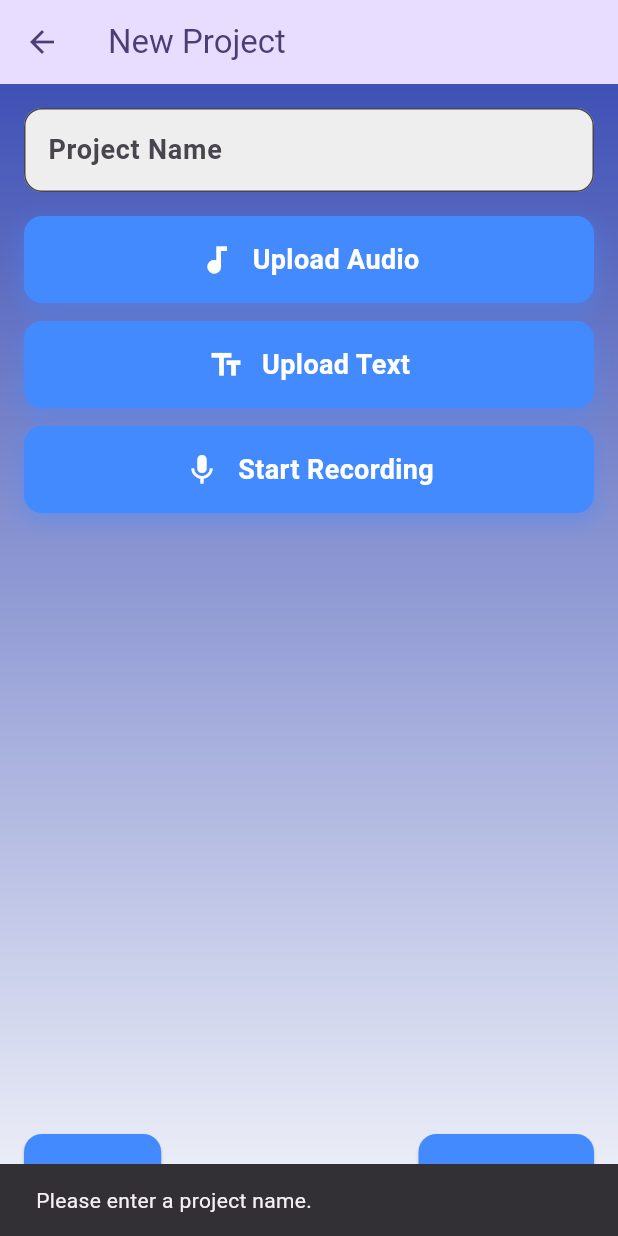
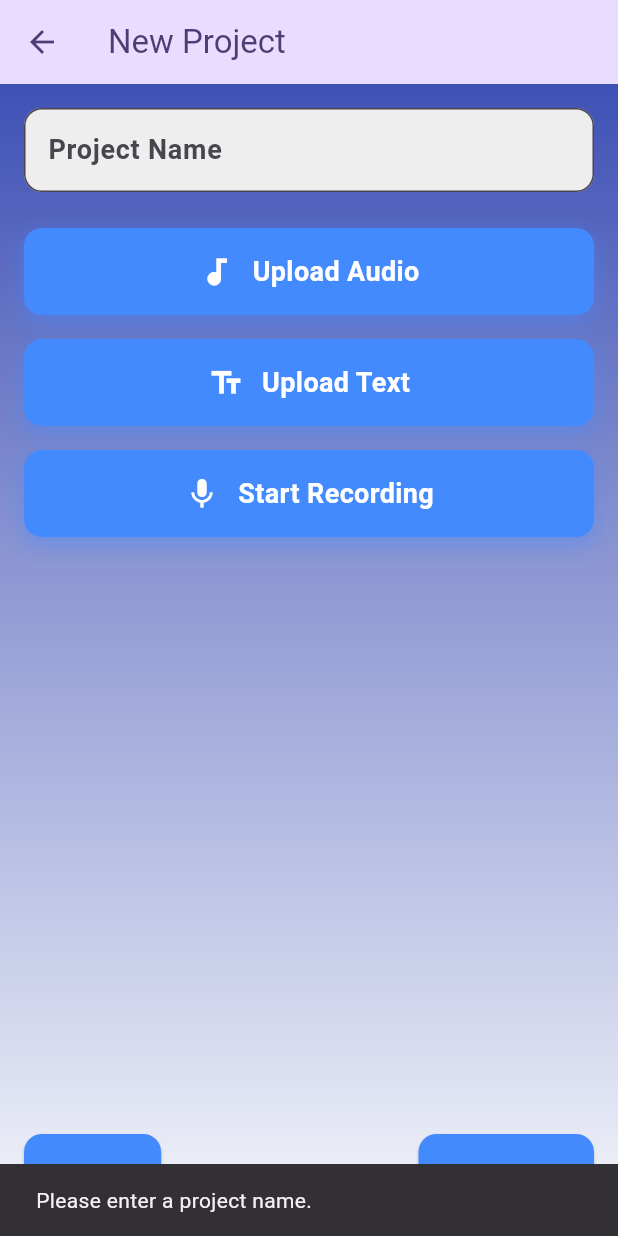
Before and after one commit to lailanabill/mobileproject, a Flutter app: the ProjectNameInputScreen screen opened directly, after a tap on "Continue", on a phone screen of 412 x 824 dp. Run offline on Flutter 3.47's test engine with Material 3 defaults, Android fonts, the phone set to English and light mode, and no system bars; our stand-ins replace animate_do, file_picker, permission_handler, speech_to_text, supabase_flutter; missing offline and left inert: animated_introduction; accounts and stored records are empty.

Commit message:
updated project name input screen

```diff
--- a/reqbot/lib/screens/project_name_input_screen.dart
+++ b/reqbot/lib/screens/project_name_input_screen.dart
@@ -1,6 +1,7 @@
 import 'package:flutter/material.dart';
 import 'package:reqbot/screens/record.dart';
 import 'upload_convert.dart';
+import '../database/database_helper.dart'; // Import the database helper
 
 class ProjectNameInputScreen extends StatelessWidget {
   const ProjectNameInputScreen({Key? key}) : super(key: key);
@@ -8,6 +9,8 @@ class ProjectNameInputScreen extends StatelessWidget {
   @override
   Widget build(BuildContext context) {
     TextEditingController projectNameController = TextEditingController();
+    final DatabaseHelper _dbHelper =
+        DatabaseHelper(); // Initialize the database helper
 
     return Scaffold(
       appBar: AppBar(
@@ -19,24 +22,7 @@ class ProjectNameInputScreen extends StatelessWidget {
           },
         ),
       ),
-      body: LayoutBuilder(
-        builder: (context, constraints) {
-          // Check the screen width and adjust layout accordingly
-          if (constraints.maxWidth > 600) {
-            // For wider screens, use the wide layout
-            return _buildWideLayout(context, projectNameController);
-          } else {
-            // For narrower screens, use the compact layout
-            return _buildNarrowLayout(context, projectNameController);
-          }
-        },
-      ),
-    );
-  }
-
-  // Wide layout (for larger screens)
-  Widget _buildWideLayout(BuildContext context, TextEditingController projectNameController) {
-    return Stack(
+      body: Stack(
         children: [
           // Background Gradient
           Container(
@@ -49,112 +35,12 @@ class ProjectNameInputScreen extends StatelessWidget {
             ),
           ),
           Padding(
-          padding: const EdgeInsets.all(32.0), // Larger padding for wider screens
+            padding: const EdgeInsets.all(16.0),
             child: Column(
               mainAxisAlignment: MainAxisAlignment.center,
               children: [
                 // Animated TextField
-              _buildAnimatedTextField(projectNameController),
-
-              const SizedBox(height: 24),
-
-              // Animated Buttons
-              _buildAnimatedButton(
-                label: 'Upload Audio',
-                icon: Icons.audiotrack,
-                onPressed: () => _handleUploadAudio(context, projectNameController),
-              ),
-              const SizedBox(height: 16),
-              _buildAnimatedButton(
-                label: 'Upload Text',
-                icon: Icons.text_fields,
-                onPressed: () {
-                  // Implement text upload functionality
-                },
-              ),
-              const SizedBox(height: 16),
-              _buildAnimatedButton(
-                label: 'Start Recording',
-                icon: Icons.mic,
-                onPressed: () => Navigator.push(
-                  context,
-                  MaterialPageRoute(builder: (context) => const Record()),
-                ),
-              ),
-
-              const Spacer(),
-
-              // Animated Navigation Buttons
-              _buildNavigationButtons(context, projectNameController),
-            ],
-          ),
-        ),
-      ],
-    );
-  }
-
-  // Narrow layout (for smaller screens)
-  Widget _buildNarrowLayout(BuildContext context, TextEditingController projectNameController) {
-    return Stack(
-      children: [
-        // Background Gradient
-        Container(
-          decoration: const BoxDecoration(
-            gradient: LinearGradient(
-              colors: [Color(0xFF3F51B5), Color(0xFFF6F7FB)],
-              begin: Alignment.topCenter,
-              end: Alignment.bottomCenter,
-            ),
-          ),
-        ),
-        Padding(
-          padding: const EdgeInsets.all(16.0), // Smaller padding for narrower screens
-          child: Column(
-            mainAxisAlignment: MainAxisAlignment.center,
-            children: [
-              // Animated TextField
-              _buildAnimatedTextField(projectNameController),
-
-              const SizedBox(height: 16),
-
-              // Animated Buttons
-              _buildAnimatedButton(
-                label: 'Upload Audio',
-                icon: Icons.audiotrack,
-                onPressed: () => _handleUploadAudio(context, projectNameController),
-              ),
-              const SizedBox(height: 12),
-              _buildAnimatedButton(
-                label: 'Upload Text',
-                icon: Icons.text_fields,
-                onPressed: () {
-                  // Implement text upload functionality
-                },
-              ),
-              const SizedBox(height: 12),
-              _buildAnimatedButton(
-                label: 'Start Recording',
-                icon: Icons.mic,
-                onPressed: () => Navigator.push(
-                  context,
-                  MaterialPageRoute(builder: (context) => const Record()),
-                ),
-              ),
-
-              const Spacer(),
-
-              // Animated Navigation Buttons
-              _buildNavigationButtons(context, projectNameController),
-            ],
-          ),
-        ),
-      ],
-    );
-  }
-
-  // Animated TextField
-  Widget _buildAnimatedTextField(TextEditingController projectNameController) {
-    return TweenAnimationBuilder(
+                TweenAnimationBuilder(
                   duration: const Duration(milliseconds: 700),
                   tween: Tween<double>(begin: 0, end: 1),
                   builder: (context, double opacity, child) {
@@ -178,16 +64,11 @@ class ProjectNameInputScreen extends StatelessWidget {
                       fillColor: Colors.grey[200],
                     ),
                   ),
-    );
-  }
+                ),
+                const SizedBox(height: 24),
 
                 // Animated Buttons
-  Widget _buildAnimatedButton({
-    required String label,
-    required IconData icon,
-    required VoidCallback onPressed,
-  }) {
-    return TweenAnimationBuilder(
+                TweenAnimationBuilder(
                   duration: const Duration(milliseconds: 600),
                   tween: Tween<double>(begin: 0, end: 1),
                   builder: (context, double scale, child) {
@@ -197,33 +78,78 @@ class ProjectNameInputScreen extends StatelessWidget {
                     );
                   },
                   child: UploadButton(
-        label: label,
-        icon: icon,
+                    label: 'Upload Audio',
+                    icon: Icons.audiotrack,
                     color: Colors.blueAccent,
-        onPressed: onPressed,
-      ),
-    );
-  }
-
-  // Handle Upload Audio button click
-  void _handleUploadAudio(BuildContext context, TextEditingController projectNameController) {
+                    onPressed: () {
                       if (projectNameController.text.isEmpty) {
                         ScaffoldMessenger.of(context).showSnackBar(
-        const SnackBar(content: Text('Please enter a project name.')),
+                          const SnackBar(
+                              content: Text('Please enter a project name.')),
                         );
                       } else {
                         Navigator.push(
                           context,
-        MaterialPageRoute(builder: (context) => const UploadConvertScreen()),
+                          MaterialPageRoute(
+                              builder: (context) =>
+                                  const UploadConvertScreen()),
                         );
                       }
-  }
+                    },
+                  ),
+                ),
+                const SizedBox(height: 16),
 
-  // Navigation Buttons (Back & Continue)
-  Widget _buildNavigationButtons(BuildContext context, TextEditingController projectNameController) {
-    return TweenAnimationBuilder(
+                TweenAnimationBuilder(
+                  duration: const Duration(milliseconds: 700),
+                  tween: Tween<double>(begin: 0, end: 1),
+                  builder: (context, double scale, child) {
+                    return Transform.scale(
+                      scale: scale,
+                      child: child,
+                    );
+                  },
+                  child: UploadButton(
+                    label: 'Upload Text',
+                    icon: Icons.text_fields,
+                    color: Colors.blueAccent,
+                    onPressed: () {
+                      // Implement text upload functionality
+                    },
+                  ),
+                ),
+                const SizedBox(height: 16),
+
+                TweenAnimationBuilder(
+                  duration: const Duration(milliseconds: 600),
+                  tween: Tween<double>(begin: 0, end: 1),
+                  builder: (context, double scale, child) {
+                    return Transform.scale(
+                      scale: scale,
+                      child: child,
+                    );
+                  },
+                  child: UploadButton(
+                    label: 'Start Recording',
+                    icon: Icons.mic,
+                    onPressed: () => Navigator.push(
+                      context,
+                      MaterialPageRoute(builder: (context) => const Record()),
+                    ),
+                    color: Colors.blueAccent,
+                  ),
+                ),
+                const SizedBox(height: 24),
+
+                const Spacer(),
+
+                // Animated Navigation Buttons
+                TweenAnimationBuilder(
                   duration: const Duration(milliseconds: 800),
-      tween: Tween<Offset>(begin: const Offset(0, 0.5), end: const Offset(0, 0)),
+                  tween: Tween<Offset>(
+                    begin: const Offset(0, 0.5),
+                    end: const Offset(0, 0),
+                  ),
                   curve: Curves.easeOut,
                   builder: (context, Offset offset, child) {
                     return Transform.translate(
@@ -240,28 +166,56 @@ class ProjectNameInputScreen extends StatelessWidget {
                         },
                         style: ElevatedButton.styleFrom(
                           backgroundColor: Colors.blueAccent,
-              padding: const EdgeInsets.symmetric(horizontal: 30, vertical: 16),
+                          padding: const EdgeInsets.symmetric(
+                              horizontal: 30, vertical: 16),
                           shape: RoundedRectangleBorder(
                             borderRadius: BorderRadius.circular(12),
                           ),
                         ),
                         child: const Text(
                           'Back',
-              style: TextStyle(color: Colors.white), // White text
+                          style: TextStyle(color: Colors.white),
                         ),
                       ),
                       ElevatedButton(
-            onPressed: () => _handleUploadAudio(context, projectNameController),
+                        onPressed: () async {
+                          if (projectNameController.text.isEmpty) {
+                            ScaffoldMessenger.of(context).showSnackBar(
+                              const SnackBar(
+                                  content:
+                                      Text('Please enter a project name.')),
+                            );
+                          } else {
+                            // Insert project into the database
+                            await _dbHelper.insertProject({
+                              'name': projectNameController.text,
+                              'status': 'in_progress', // Initial status
+                            });
+                            Navigator.push(
+                              context,
+                              MaterialPageRoute(
+                                  builder: (context) =>
+                                      const UploadConvertScreen()),
+                            );
+                          }
+                        },
                         style: ElevatedButton.styleFrom(
                           backgroundColor: Colors.blueAccent,
-              padding: const EdgeInsets.symmetric(horizontal: 30, vertical: 16),
+                          padding: const EdgeInsets.symmetric(
+                              horizontal: 30, vertical: 16),
                           shape: RoundedRectangleBorder(
                             borderRadius: BorderRadius.circular(12),
                           ),
                         ),
                         child: const Text(
                           'Continue',
-              style: TextStyle(color: Colors.white), // White text
+                          style: TextStyle(color: Colors.white),
+                        ),
+                      ),
+                    ],
+                  ),
+                ),
+              ],
             ),
           ),
         ],
```
Lines whose indentation alone changed are shown as unchanged.
